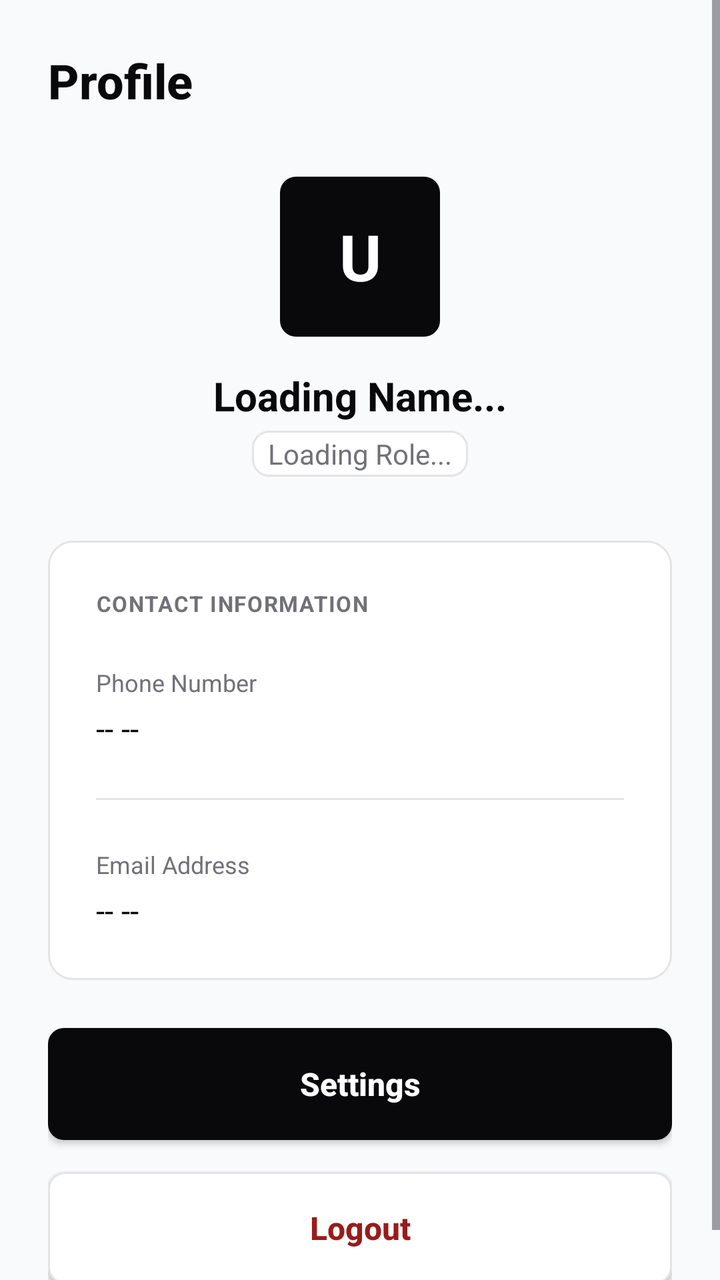
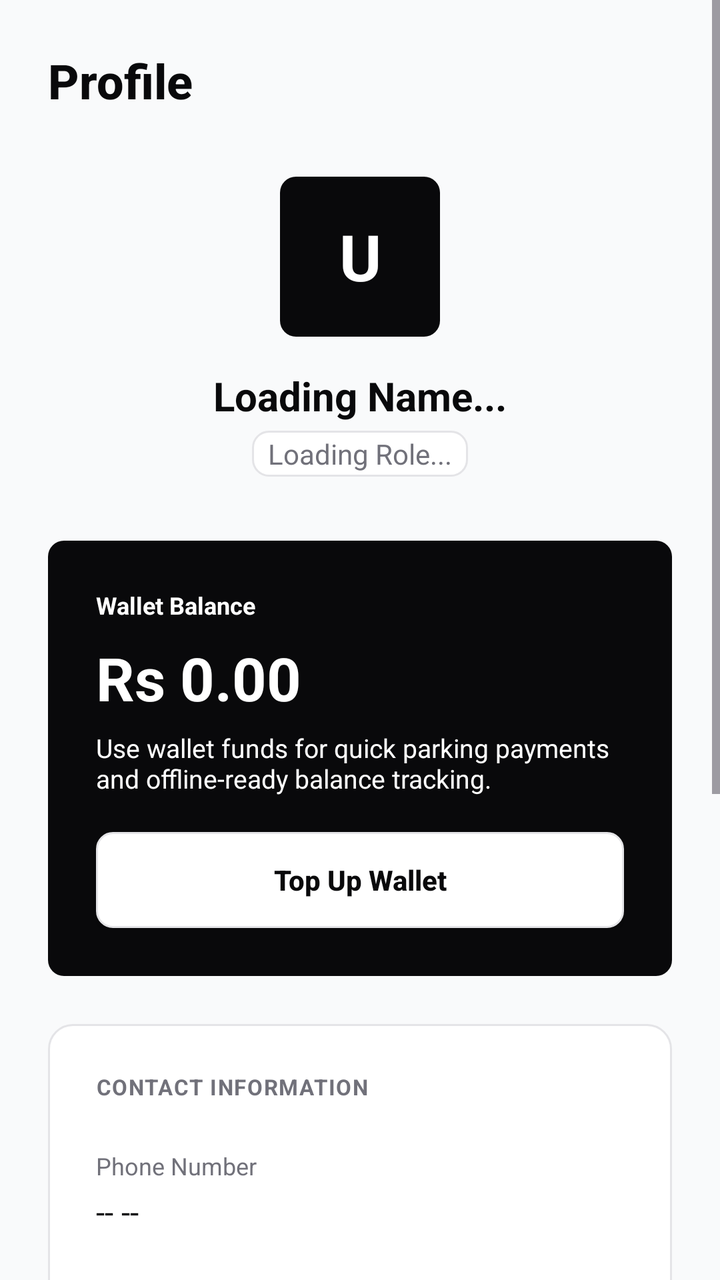

Compare the two renders of this Android layout. The source of the first and the diff that turns it into the second are given below.
<!-- AndroidManifest.xml: application theme Theme.ParkSeva -->
<!-- res/layout/fragment_profile.xml -->
<?xml version="1.0" encoding="utf-8"?>
<ScrollView xmlns:android="http://schemas.android.com/apk/res/android"
    android:layout_width="match_parent"
    android:layout_height="match_parent"
    android:background="@color/bg_body"
    android:fillViewport="true">

    <LinearLayout
        android:layout_width="match_parent"
        android:layout_height="wrap_content"
        android:gravity="center_horizontal"
        android:orientation="vertical"
        android:padding="24dp">

        <TextView
            android:layout_width="match_parent"
            android:layout_height="wrap_content"
            android:text="@string/profile"
            android:fontFamily="sans-serif-medium"
            android:textColor="@color/text_main"
            android:textSize="24sp"
            android:textStyle="bold"
            android:layout_marginBottom="32dp" />

        <LinearLayout
            android:layout_width="match_parent"
            android:layout_height="wrap_content"
            android:gravity="center"
            android:orientation="vertical"
            android:layout_marginBottom="32dp">

            <FrameLayout
                android:layout_width="80dp"
                android:layout_height="80dp"
                android:background="@drawable/bg_btn_primary"
                android:layout_marginBottom="16dp">

                <TextView
                    android:id="@+id/tvAvatarInitial"
                    android:layout_width="match_parent"
                    android:layout_height="match_parent"
                    android:gravity="center"
                    android:text="U"
                    android:textColor="@color/text_inverse"
                    android:textSize="32sp"
                    android:textStyle="bold" />
            </FrameLayout>

            <TextView
                android:id="@+id/tvUserName"
                android:layout_width="wrap_content"
                android:layout_height="wrap_content"
                android:text="Loading Name..."
                android:textColor="@color/text_main"
                android:textSize="20sp"
                android:textStyle="bold" />

            <TextView
                android:id="@+id/tvUserRole"
                android:layout_width="wrap_content"
                android:layout_height="wrap_content"
                android:text="Loading Role..."
                android:textColor="@color/text_muted"
                android:textSize="14sp"
                android:layout_marginTop="4dp"
                android:background="@drawable/bg_input"
                android:paddingHorizontal="8dp"
                android:paddingVertical="2dp"/>
        </LinearLayout>

        <LinearLayout
            android:layout_width="match_parent"
            android:layout_height="wrap_content"
            android:background="@drawable/bg_card"
            android:orientation="vertical"
            android:padding="24dp"
            android:layout_marginBottom="24dp">

            <TextView
                android:layout_width="match_parent"
                android:layout_height="wrap_content"
                android:text="CONTACT INFORMATION"
                android:textColor="@color/text_muted"
                android:textSize="11sp"
                android:textStyle="bold"
                android:letterSpacing="0.05"
                android:layout_marginBottom="24dp"/>

            <TextView
                android:layout_width="wrap_content"
                android:layout_height="wrap_content"
                android:text="Phone Number"
                android:textColor="@color/text_muted"
                android:textSize="12sp"
                android:layout_marginBottom="4dp"/>

            <TextView
                android:id="@+id/tvUserPhone"
                android:layout_width="match_parent"
                android:layout_height="wrap_content"
                android:text="-- --"
                android:textColor="@color/text_main"
                android:textSize="16sp"
                android:layout_marginBottom="24dp"/>

            <View
                android:layout_width="match_parent"
                android:layout_height="1dp"
                android:background="@color/border"
                android:layout_marginBottom="24dp"/>

            <TextView
                android:layout_width="wrap_content"
                android:layout_height="wrap_content"
                android:text="Email Address"
                android:textColor="@color/text_muted"
                android:textSize="12sp"
                android:layout_marginBottom="4dp"/>

            <TextView
                android:id="@+id/tvUserEmail"
                android:layout_width="match_parent"
                android:layout_height="wrap_content"
                android:text="-- --"
                android:textColor="@color/text_main"
                android:textSize="16sp"/>

        </LinearLayout>

        <androidx.appcompat.widget.AppCompatButton
            android:id="@+id/btnSettings"
            android:layout_width="match_parent"
            android:layout_height="56dp"
            android:layout_marginBottom="16dp"
            android:background="@drawable/bg_btn_primary"
            android:text="@string/settings"
            android:textAllCaps="false"
            android:textColor="@color/text_inverse"
            android:textSize="16sp"
            android:textStyle="bold" />

        <androidx.appcompat.widget.AppCompatButton
            android:id="@+id/btnLogout"
            android:layout_width="match_parent"
            android:layout_height="56dp"
            android:background="@drawable/bg_input"
            android:text="@string/logout"
            android:textAllCaps="false"
            android:textColor="@color/status_error_text"
            android:textSize="16sp"
            android:textStyle="bold" />

    </LinearLayout>
</ScrollView>
<!-- resources referenced by this layout -->
<resources>
  <color name="bg_body">#F9FAFB</color>
  <color name="border">#E4E4E7</color>
  <color name="status_error_text">#991B1B</color>
  <color name="text_inverse">#FFFFFF</color>
  <color name="text_main">#09090B</color>
  <color name="text_muted">#71717A</color>
  <!-- drawable bg_btn_primary (drawable) -->
  <?xml version="1.0" encoding="utf-8"?>
  <shape xmlns:android="http://schemas.android.com/apk/res/android">
      <solid android:color="@color/text_main" /> <corners android:radius="8dp" />
  </shape>
  <!-- drawable bg_card (drawable) -->
  <?xml version="1.0" encoding="utf-8"?>
  <shape xmlns:android="http://schemas.android.com/apk/res/android">
      <solid android:color="@color/bg_surface" />
      <corners android:radius="12dp" />
      <stroke android:width="1dp" android:color="@color/border" />
  </shape>
  <!-- drawable bg_input (drawable) -->
  <?xml version="1.0" encoding="utf-8"?>
  <shape xmlns:android="http://schemas.android.com/apk/res/android">
      <solid android:color="@color/bg_surface" />
      <corners android:radius="8dp" />
      <stroke android:width="1dp" android:color="@color/border" />
  </shape>
  <string name="logout">Logout</string>
  <string name="profile">Profile</string>
  <string name="settings">Settings</string>
  <style name="Theme.ParkSeva" parent="Base.Theme.ParkSeva" />
  <color name="bg_surface">#FFFFFF</color>
  <style name="Base.Theme.ParkSeva" parent="Theme.Material3.DayNight.NoActionBar">
          
          
      </style>
</resources>

<!-- the commit's change to res/layout/fragment_profile.xml (unified diff, before → after) -->
@@ -71,6 +71,53 @@
         <LinearLayout
             android:layout_width="match_parent"
             android:layout_height="wrap_content"
+            android:layout_marginBottom="24dp"
+            android:background="@drawable/bg_btn_primary"
+            android:orientation="vertical"
+            android:padding="24dp">
+
+            <TextView
+                android:layout_width="match_parent"
+                android:layout_height="wrap_content"
+                android:text="@string/wallet_balance"
+                android:textColor="@color/text_inverse"
+                android:textSize="12sp"
+                android:textStyle="bold" />
+
+            <TextView
+                android:id="@+id/tvWalletBalance"
+                android:layout_width="match_parent"
+                android:layout_height="wrap_content"
+                android:layout_marginTop="8dp"
+                android:text="Rs 0.00"
+                android:textColor="@color/text_inverse"
+                android:textSize="30sp"
+                android:textStyle="bold" />
+
+            <TextView
+                android:id="@+id/tvWalletHint"
+                android:layout_width="match_parent"
+                android:layout_height="wrap_content"
+                android:layout_marginTop="6dp"
+                android:text="@string/wallet_hint"
+                android:textColor="@color/text_inverse"
+                android:textSize="13sp" />
+
+            <androidx.appcompat.widget.AppCompatButton
+                android:id="@+id/btnTopUpWallet"
+                android:layout_width="match_parent"
+                android:layout_height="48dp"
+                android:layout_marginTop="18dp"
+                android:background="@drawable/bg_input"
+                android:text="@string/top_up_wallet"
+                android:textAllCaps="false"
+                android:textColor="@color/text_main"
+                android:textStyle="bold" />
+        </LinearLayout>
+
+        <LinearLayout
+            android:layout_width="match_parent"
+            android:layout_height="wrap_content"
             android:background="@drawable/bg_card"
             android:orientation="vertical"
             android:padding="24dp"
@@ -125,6 +172,33 @@
                 android:textColor="@color/text_main"
                 android:textSize="16sp"/>
 
+        </LinearLayout>
+
+        <LinearLayout
+            android:layout_width="match_parent"
+            android:layout_height="wrap_content"
+            android:layout_marginBottom="24dp"
+            android:background="@drawable/bg_card"
+            android:orientation="vertical"
+            android:padding="24dp">
+
+            <TextView
+                android:layout_width="match_parent"
+                android:layout_height="wrap_content"
+                android:text="@string/recent_wallet_activity"
+                android:textColor="@color/text_main"
+                android:textSize="14sp"
+                android:textStyle="bold" />
+
+            <TextView
+                android:id="@+id/tvWalletActivity"
+                android:layout_width="match_parent"
+                android:layout_height="wrap_content"
+                android:layout_marginTop="14dp"
+                android:text="@string/no_wallet_activity_yet"
+                android:textColor="@color/text_muted"
+                android:textSize="14sp"
+                android:lineSpacingExtra="4dp" />
         </LinearLayout>
 
         <androidx.appcompat.widget.AppCompatButton
<!-- resource entries referenced after the edit -->
@@ -26,8 +26,13 @@
       <stroke android:width="1dp" android:color="@color/border" />
   </shape>
   <string name="logout">Logout</string>
+  <string name="no_wallet_activity_yet">No wallet activity yet.</string>
   <string name="profile">Profile</string>
+  <string name="recent_wallet_activity">Recent Wallet Activity</string>
   <string name="settings">Settings</string>
+  <string name="top_up_wallet">Top Up Wallet</string>
+  <string name="wallet_balance">Wallet Balance</string>
+  <string name="wallet_hint">Use wallet funds for quick parking payments and offline-ready balance tracking.</string>
   <style name="Theme.ParkSeva" parent="Base.Theme.ParkSeva" />
   <color name="bg_surface">#FFFFFF</color>
   <style name="Base.Theme.ParkSeva" parent="Theme.Material3.DayNight.NoActionBar">
